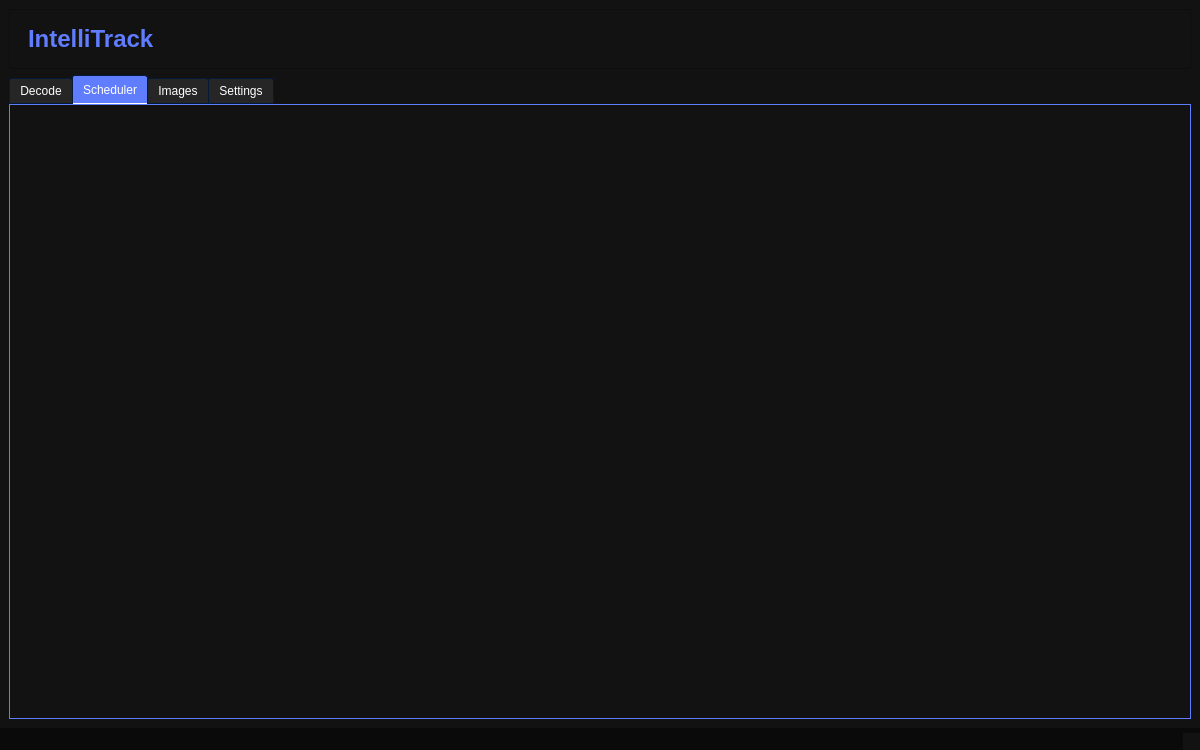
This is PythonQt/uiFile/mainwindow.ui in JamesOstrowski21/Senior_Design- as Qt 5 draws it before an edit. The edited form follows.
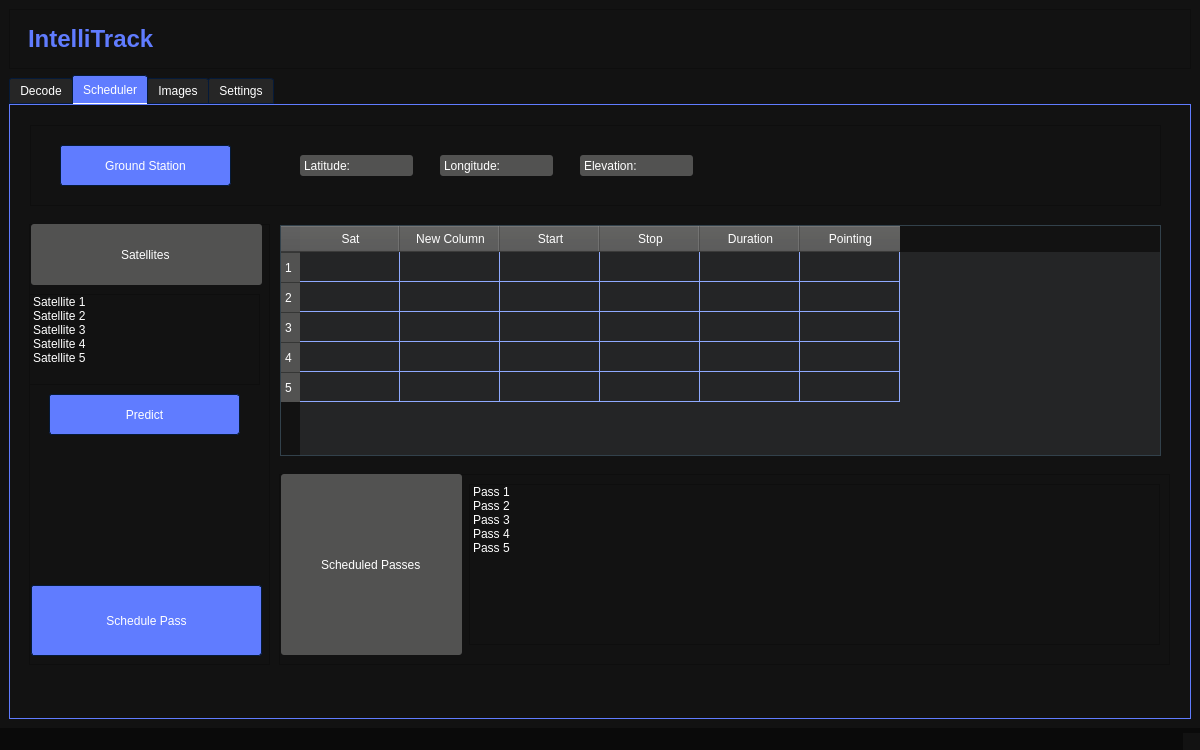
This is the edited form. The open tabs and pages were chosen to show the change. Icons and pictures are not drawn.

Commit message: images page outline

The edit to the form file:
```diff
--- a/PythonQt/uiFile/mainwindow.ui
+++ b/PythonQt/uiFile/mainwindow.ui
@@ -1734,6 +1734,321 @@
          <attribute name="title">
           <string>Scheduler</string>
          </attribute>
+         <widget class="QFrame" name="predict_frame">
+          <property name="geometry">
+           <rect>
+            <x>19</x>
+            <y>119</y>
+            <width>241</width>
+            <height>441</height>
+           </rect>
+          </property>
+          <property name="frameShape">
+           <enum>QFrame::StyledPanel</enum>
+          </property>
+          <property name="frameShadow">
+           <enum>QFrame::Raised</enum>
+          </property>
+          <widget class="QLineEdit" name="lineEdit_4">
+           <property name="geometry">
+            <rect>
+             <x>2</x>
+             <y>0</y>
+             <width>231</width>
+             <height>61</height>
+            </rect>
+           </property>
+           <property name="text">
+            <string>Satellites</string>
+           </property>
+           <property name="alignment">
+            <set>Qt::AlignCenter</set>
+           </property>
+          </widget>
+          <widget class="QPushButton" name="predict_button">
+           <property name="geometry">
+            <rect>
+             <x>20</x>
+             <y>170</y>
+             <width>191</width>
+             <height>41</height>
+            </rect>
+           </property>
+           <property name="text">
+            <string>Predict</string>
+           </property>
+          </widget>
+          <widget class="QPushButton" name="schedule_button">
+           <property name="geometry">
+            <rect>
+             <x>2</x>
+             <y>361</y>
+             <width>231</width>
+             <height>71</height>
+            </rect>
+           </property>
+           <property name="text">
+            <string>Schedule Pass</string>
+           </property>
+          </widget>
+          <widget class="QListWidget" name="satellite_list">
+           <property name="geometry">
+            <rect>
+             <x>0</x>
+             <y>70</y>
+             <width>231</width>
+             <height>91</height>
+            </rect>
+           </property>
+           <item>
+            <property name="text">
+             <string>Satellite 1</string>
+            </property>
+           </item>
+           <item>
+            <property name="text">
+             <string>Satellite 2</string>
+            </property>
+           </item>
+           <item>
+            <property name="text">
+             <string>Satellite 3</string>
+            </property>
+           </item>
+           <item>
+            <property name="text">
+             <string>Satellite 4</string>
+            </property>
+           </item>
+           <item>
+            <property name="text">
+             <string>Satellite 5</string>
+            </property>
+           </item>
+          </widget>
+         </widget>
+         <widget class="QFrame" name="station_frame">
+          <property name="geometry">
+           <rect>
+            <x>20</x>
+            <y>20</y>
+            <width>1131</width>
+            <height>81</height>
+           </rect>
+          </property>
+          <property name="frameShape">
+           <enum>QFrame::StyledPanel</enum>
+          </property>
+          <property name="frameShadow">
+           <enum>QFrame::Raised</enum>
+          </property>
+          <widget class="QPushButton" name="station_button">
+           <property name="geometry">
+            <rect>
+             <x>30</x>
+             <y>20</y>
+             <width>171</width>
+             <height>41</height>
+            </rect>
+           </property>
+           <property name="text">
+            <string>Ground Station</string>
+           </property>
+          </widget>
+          <widget class="QLineEdit" name="latitude">
+           <property name="geometry">
+            <rect>
+             <x>270</x>
+             <y>30</y>
+             <width>113</width>
+             <height>21</height>
+            </rect>
+           </property>
+           <property name="text">
+            <string>Latitude: </string>
+           </property>
+          </widget>
+          <widget class="QLineEdit" name="longitude">
+           <property name="geometry">
+            <rect>
+             <x>410</x>
+             <y>30</y>
+             <width>113</width>
+             <height>21</height>
+            </rect>
+           </property>
+           <property name="text">
+            <string>Longitude: </string>
+           </property>
+          </widget>
+          <widget class="QLineEdit" name="elevation">
+           <property name="geometry">
+            <rect>
+             <x>550</x>
+             <y>30</y>
+             <width>113</width>
+             <height>21</height>
+            </rect>
+           </property>
+           <property name="text">
+            <string>Elevation: </string>
+           </property>
+          </widget>
+         </widget>
+         <widget class="QFrame" name="schedule_frame">
+          <property name="geometry">
+           <rect>
+            <x>270</x>
+            <y>120</y>
+            <width>881</width>
+            <height>231</height>
+           </rect>
+          </property>
+          <property name="frameShape">
+           <enum>QFrame::StyledPanel</enum>
+          </property>
+          <property name="frameShadow">
+           <enum>QFrame::Raised</enum>
+          </property>
+          <widget class="QTableWidget" name="tableWidget">
+           <property name="enabled">
+            <bool>true</bool>
+           </property>
+           <property name="geometry">
+            <rect>
+             <x>0</x>
+             <y>0</y>
+             <width>881</width>
+             <height>231</height>
+            </rect>
+           </property>
+           <row>
+            <property name="text">
+             <string>1</string>
+            </property>
+           </row>
+           <row>
+            <property name="text">
+             <string>2</string>
+            </property>
+           </row>
+           <row>
+            <property name="text">
+             <string>3</string>
+            </property>
+           </row>
+           <row>
+            <property name="text">
+             <string>4</string>
+            </property>
+           </row>
+           <row>
+            <property name="text">
+             <string>5</string>
+            </property>
+           </row>
+           <column>
+            <property name="text">
+             <string>Sat</string>
+            </property>
+           </column>
+           <column>
+            <property name="text">
+             <string>New Column</string>
+            </property>
+           </column>
+           <column>
+            <property name="text">
+             <string>Start</string>
+            </property>
+           </column>
+           <column>
+            <property name="text">
+             <string>Stop</string>
+            </property>
+           </column>
+           <column>
+            <property name="text">
+             <string>Duration</string>
+            </property>
+           </column>
+           <column>
+            <property name="text">
+             <string>Pointing</string>
+            </property>
+           </column>
+          </widget>
+         </widget>
+         <widget class="QFrame" name="passlist_frame">
+          <property name="geometry">
+           <rect>
+            <x>269</x>
+            <y>369</y>
+            <width>891</width>
+            <height>191</height>
+           </rect>
+          </property>
+          <property name="frameShape">
+           <enum>QFrame::StyledPanel</enum>
+          </property>
+          <property name="frameShadow">
+           <enum>QFrame::Raised</enum>
+          </property>
+          <widget class="QListWidget" name="satellite_list_2">
+           <property name="geometry">
+            <rect>
+             <x>190</x>
+             <y>10</y>
+             <width>691</width>
+             <height>161</height>
+            </rect>
+           </property>
+           <item>
+            <property name="text">
+             <string>Pass 1</string>
+            </property>
+           </item>
+           <item>
+            <property name="text">
+             <string>Pass 2</string>
+            </property>
+           </item>
+           <item>
+            <property name="text">
+             <string>Pass 3</string>
+            </property>
+           </item>
+           <item>
+            <property name="text">
+             <string>Pass 4</string>
+            </property>
+           </item>
+           <item>
+            <property name="text">
+             <string>Pass 5</string>
+            </property>
+           </item>
+          </widget>
+          <widget class="QLineEdit" name="lineEdit">
+           <property name="geometry">
+            <rect>
+             <x>2</x>
+             <y>0</y>
+             <width>181</width>
+             <height>181</height>
+            </rect>
+           </property>
+           <property name="text">
+            <string>Scheduled Passes</string>
+           </property>
+           <property name="alignment">
+            <set>Qt::AlignCenter</set>
+           </property>
+           <property name="readOnly">
+            <bool>true</bool>
+           </property>
+          </widget>
+         </widget>
         </widget>
         <widget class="QWidget" name="images_page">
          <attribute name="title">
```
Left out of the diff: 284 changed lines with no effect on the pictures.
